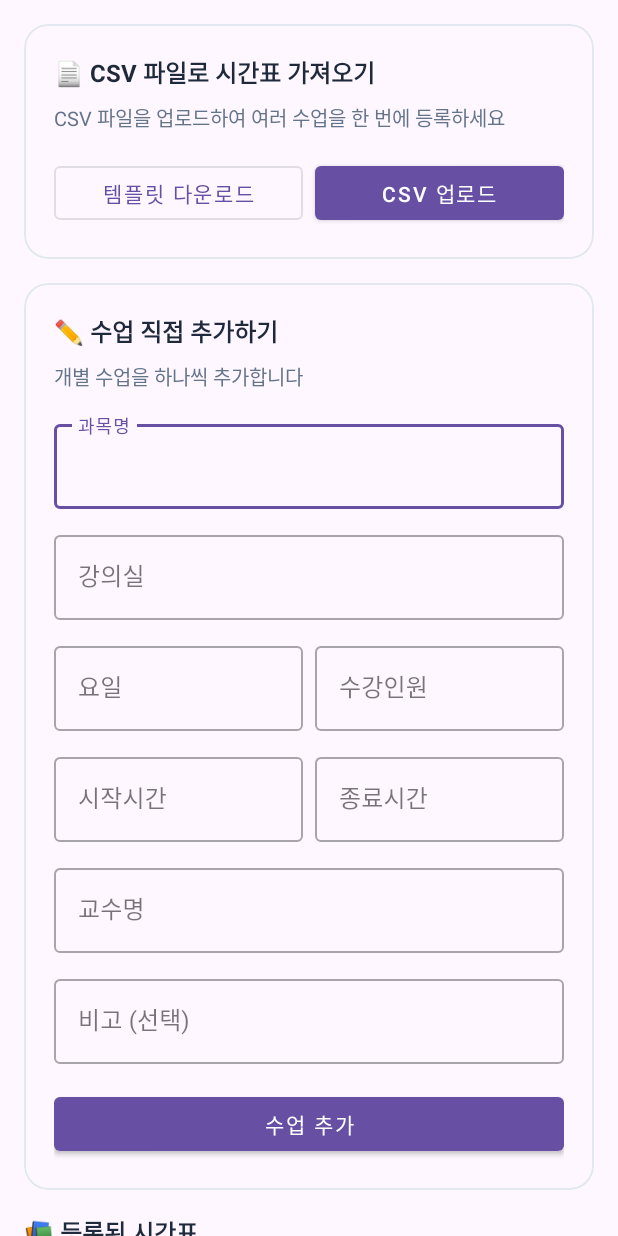
After one commit to yes2310/RoomRental, an Android app: the layout fragment_timetable.xml on its own in the app's theme, with its tools: preview values and no code run, on a phone screen of 412 x 824 dp. The commit adds this screen. Run offline under Robolectric (Android 15) with nearby library versions, the phone set to English and light mode, and no system bars.

```diff
--- /dev/null
+++ b/app/src/main/assets/timetable_template.csv
@@ -0,0 +1,6 @@
+과목명,강의실ID,강의실명,요일,시작시간,종료시간,수강인원,교수명,비고
+알고리즘,room301,공학관 301호,월,09:00,10:30,40,김철수,중간고사 3월 15일
+데이터베이스,room205,공학관 205호,화,10:30,12:00,35,이영희,팀 프로젝트 있음
+운영체제,room301,공학관 301호,수,14:00,15:30,42,박민수,
+컴퓨터네트워크,room501,공학관 501호,목,13:00,14:30,45,최지영,실습 필수
+소프트웨어공학,room205,공학관 205호,금,09:00,10:30,30,정민호,발표 평가 있음
--- /dev/null
+++ b/app/src/main/res/layout/fragment_timetable.xml
@@ -0,0 +1,288 @@
+<?xml version="1.0" encoding="utf-8"?>
+<androidx.core.widget.NestedScrollView xmlns:android="http://schemas.android.com/apk/res/android"
+    xmlns:app="http://schemas.android.com/apk/res-auto"
+    xmlns:tools="http://schemas.android.com/tools"
+    android:layout_width="match_parent"
+    android:layout_height="match_parent"
+    android:fillViewport="true"
+    tools:context=".ui.timetable.TimetableFragment">
+
+    <LinearLayout
+        android:layout_width="match_parent"
+        android:layout_height="wrap_content"
+        android:orientation="vertical"
+        android:padding="16dp">
+
+        <!-- CSV 업로드 섹션 -->
+        <com.google.android.material.card.MaterialCardView
+            android:layout_width="match_parent"
+            android:layout_height="wrap_content"
+            android:layout_marginBottom="16dp"
+            app:cardCornerRadius="16dp"
+            app:cardElevation="0dp"
+            app:strokeColor="@color/outline_variant"
+            app:strokeWidth="1dp">
+
+            <LinearLayout
+                android:layout_width="match_parent"
+                android:layout_height="wrap_content"
+                android:orientation="vertical"
+                android:padding="20dp">
+
+                <TextView
+                    android:layout_width="wrap_content"
+                    android:layout_height="wrap_content"
+                    android:text="📄 CSV 파일로 시간표 가져오기"
+                    android:textColor="@color/on_surface"
+                    android:textSize="16sp"
+                    android:textStyle="bold" />
+
+                <TextView
+                    android:layout_width="wrap_content"
+                    android:layout_height="wrap_content"
+                    android:layout_marginTop="8dp"
+                    android:text="CSV 파일을 업로드하여 여러 수업을 한 번에 등록하세요"
+                    android:textColor="@color/on_surface_variant"
+                    android:textSize="13sp" />
+
+                <LinearLayout
+                    android:layout_width="match_parent"
+                    android:layout_height="wrap_content"
+                    android:layout_marginTop="16dp"
+                    android:orientation="horizontal">
+
+                    <com.google.android.material.button.MaterialButton
+                        android:id="@+id/buttonDownloadTemplate"
+                        style="@style/Widget.MaterialComponents.Button.OutlinedButton"
+                        android:layout_width="0dp"
+                        android:layout_height="wrap_content"
+                        android:layout_marginEnd="8dp"
+                        android:layout_weight="1"
+                        android:text="템플릿 다운로드" />
+
+                    <com.google.android.material.button.MaterialButton
+                        android:id="@+id/buttonUploadCSV"
+                        style="@style/Widget.MaterialComponents.Button"
+                        android:layout_width="0dp"
+                        android:layout_height="wrap_content"
+                        android:layout_weight="1"
+                        android:text="CSV 업로드" />
+                </LinearLayout>
+            </LinearLayout>
+        </com.google.android.material.card.MaterialCardView>
+
+        <!-- 수동 입력 섹션 -->
+        <com.google.android.material.card.MaterialCardView
+            android:layout_width="match_parent"
+            android:layout_height="wrap_content"
+            android:layout_marginBottom="16dp"
+            app:cardCornerRadius="16dp"
+            app:cardElevation="0dp"
+            app:strokeColor="@color/outline_variant"
+            app:strokeWidth="1dp">
+
+            <LinearLayout
+                android:layout_width="match_parent"
+                android:layout_height="wrap_content"
+                android:orientation="vertical"
+                android:padding="20dp">
+
+                <TextView
+                    android:layout_width="wrap_content"
+                    android:layout_height="wrap_content"
+                    android:text="✏️ 수업 직접 추가하기"
+                    android:textColor="@color/on_surface"
+                    android:textSize="16sp"
+                    android:textStyle="bold" />
+
+                <TextView
+                    android:layout_width="wrap_content"
+                    android:layout_height="wrap_content"
+                    android:layout_marginTop="8dp"
+                    android:text="개별 수업을 하나씩 추가합니다"
+                    android:textColor="@color/on_surface_variant"
+                    android:textSize="13sp" />
+
+                <com.google.android.material.textfield.TextInputLayout
+                    android:id="@+id/inputCourseNameLayout"
+                    style="@style/Widget.MaterialComponents.TextInputLayout.OutlinedBox"
+                    android:layout_width="match_parent"
+                    android:layout_height="wrap_content"
+                    android:layout_marginTop="16dp"
+                    android:hint="과목명">
+
+                    <com.google.android.material.textfield.TextInputEditText
+                        android:id="@+id/inputCourseName"
+                        android:layout_width="match_parent"
+                        android:layout_height="wrap_content"
+                        android:inputType="text" />
+                </com.google.android.material.textfield.TextInputLayout>
+
+                <com.google.android.material.textfield.TextInputLayout
+                    android:id="@+id/inputRoomLayout"
+                    style="@style/Widget.MaterialComponents.TextInputLayout.OutlinedBox"
+                    android:layout_width="match_parent"
+                    android:layout_height="wrap_content"
+                    android:layout_marginTop="12dp"
+                    android:hint="강의실">
+
+                    <com.google.android.material.textfield.TextInputEditText
+                        android:id="@+id/inputRoom"
+                        android:layout_width="match_parent"
+                        android:layout_height="wrap_content"
+                        android:clickable="true"
+                        android:focusable="false"
+                        android:inputType="none" />
+                </com.google.android.material.textfield.TextInputLayout>
+
+                <LinearLayout
+                    android:layout_width="match_parent"
+                    android:layout_height="wrap_content"
+                    android:layout_marginTop="12dp"
+                    android:orientation="horizontal">
+
+                    <com.google.android.material.textfield.TextInputLayout
+                        android:id="@+id/inputDayLayout"
+                        style="@style/Widget.MaterialComponents.TextInputLayout.OutlinedBox"
+                        android:layout_width="0dp"
+                        android:layout_height="wrap_content"
+                        android:layout_marginEnd="8dp"
+                        android:layout_weight="1"
+                        android:hint="요일">
+
+                        <com.google.android.material.textfield.TextInputEditText
+                            android:id="@+id/inputDay"
+                            android:layout_width="match_parent"
+                            android:layout_height="wrap_content"
+                            android:clickable="true"
+                            android:focusable="false"
+                            android:inputType="none" />
+                    </com.google.android.material.textfield.TextInputLayout>
+
+                    <com.google.android.material.textfield.TextInputLayout
+                        android:id="@+id/inputAttendeesLayout"
+                        style="@style/Widget.MaterialComponents.TextInputLayout.OutlinedBox"
+                        android:layout_width="0dp"
+                        android:layout_height="wrap_content"
+                        android:layout_weight="1"
+                        android:hint="수강인원">
+
+                        <com.google.android.material.textfield.TextInputEditText
+                            android:id="@+id/inputAttendees"
+                            android:layout_width="match_parent"
+                            android:layout_height="wrap_content"
+                            android:inputType="number" />
+                    </com.google.android.material.textfield.TextInputLayout>
+                </LinearLayout>
+
+                <LinearLayout
+                    android:layout_width="match_parent"
+                    android:layout_height="wrap_content"
+                    android:layout_marginTop="12dp"
+                    android:orientation="horizontal">
+
+                    <com.google.android.material.textfield.TextInputLayout
+                        android:id="@+id/inputStartTimeLayout"
+                        style="@style/Widget.MaterialComponents.TextInputLayout.OutlinedBox"
+                        android:layout_width="0dp"
+                        android:layout_height="wrap_content"
+                        android:layout_marginEnd="8dp"
+                        android:layout_weight="1"
+                        android:hint="시작시간">
+
+                        <com.google.android.material.textfield.TextInputEditText
+                            android:id="@+id/inputStartTime"
+                            android:layout_width="match_parent"
+                            android:layout_height="wrap_content"
+                            android:clickable="true"
+                            android:focusable="false"
+                            android:inputType="none" />
+                    </com.google.android.material.textfield.TextInputLayout>
+
+                    <com.google.android.material.textfield.TextInputLayout
+                        android:id="@+id/inputEndTimeLayout"
+                        style="@style/Widget.MaterialComponents.TextInputLayout.OutlinedBox"
+                        android:layout_width="0dp"
+                        android:layout_height="wrap_content"
+                        android:layout_weight="1"
+                        android:hint="종료시간">
+
+                        <com.google.android.material.textfield.TextInputEditText
+                            android:id="@+id/inputEndTime"
+                            android:layout_width="match_parent"
+                            android:layout_height="wrap_content"
+                            android:clickable="true"
+                            android:focusable="false"
+                            android:inputType="none" />
+                    </com.google.android.material.textfield.TextInputLayout>
+                </LinearLayout>
+
+                <com.google.android.material.textfield.TextInputLayout
+                    android:id="@+id/inputProfessorLayout"
+                    style="@style/Widget.MaterialComponents.TextInputLayout.OutlinedBox"
+                    android:layout_width="match_parent"
+                    android:layout_height="wrap_content"
+                    android:layout_marginTop="12dp"
+                    android:hint="교수명">
+
+                    <com.google.android.material.textfield.TextInputEditText
+                        android:id="@+id/inputProfessor"
+                        android:layout_width="match_parent"
+                        android:layout_height="wrap_content"
+                        android:inputType="text" />
+                </com.google.android.material.textfield.TextInputLayout>
+
+                <com.google.android.material.textfield.TextInputLayout
+                    android:id="@+id/inputNoteLayout"
+                    style="@style/Widget.MaterialComponents.TextInputLayout.OutlinedBox"
+                    android:layout_width="match_parent"
+                    android:layout_height="wrap_content"
+                    android:layout_marginTop="12dp"
+                    android:hint="비고 (선택)">
+
+                    <com.google.android.material.textfield.TextInputEditText
+                        android:id="@+id/inputNote"
+                        android:layout_width="match_parent"
+                        android:layout_height="wrap_content"
+                        android:inputType="text" />
+                </com.google.android.material.textfield.TextInputLayout>
+
+                <com.google.android.material.button.MaterialButton
+                    android:id="@+id/buttonAddCourse"
+                    style="@style/Widget.MaterialComponents.Button"
+                    android:layout_width="match_parent"
+                    android:layout_height="wrap_content"
+                    android:layout_marginTop="16dp"
+                    android:text="수업 추가" />
+            </LinearLayout>
+        </com.google.android.material.card.MaterialCardView>
+
+        <!-- 시간표 목록 -->
+        <TextView
+            android:layout_width="wrap_content"
+            android:layout_height="wrap_content"
+            android:layout_marginBottom="12dp"
+            android:text="📚 등록된 시간표"
+            android:textColor="@color/on_surface"
+            android:textSize="16sp"
+            android:textStyle="bold" />
+
+        <androidx.recyclerview.widget.RecyclerView
+            android:id="@+id/recyclerTimetable"
+            android:layout_width="match_parent"
+            android:layout_height="wrap_content"
+            android:nestedScrollingEnabled="false"
+            tools:listitem="@layout/item_timetable" />
+
+        <TextView
+            android:id="@+id/textEmptyTimetable"
+            android:layout_width="match_parent"
+            android:layout_height="wrap_content"
+            android:gravity="center"
+            android:padding="32dp"
+            android:text="아직 등록된 시간표가 없습니다.\nCSV 파일을 업로드하거나 직접 추가해주세요."
+            android:textColor="@color/on_surface_variant"
+            android:textSize="14sp"
+            android:visibility="gone" />
+    </LinearLayout>
+</androidx.core.widget.NestedScrollView>
```
Also changed, not shown: app/src/main/assets/timetable_guide.txt (added, +39 -0 lines), app/src/main/java/com/example/bangbillija/model/TimetableEntry.java (added, +85 -0 lines), app/src/main/java/com/example/bangbillija/util/TimetableCSVParser.java (added, +154 -0 lines), app/src/main/res/layout/item_timetable.xml (added, +85 -0 lines), app/src/main/res/values/strings.xml (+7 -0 lines).
